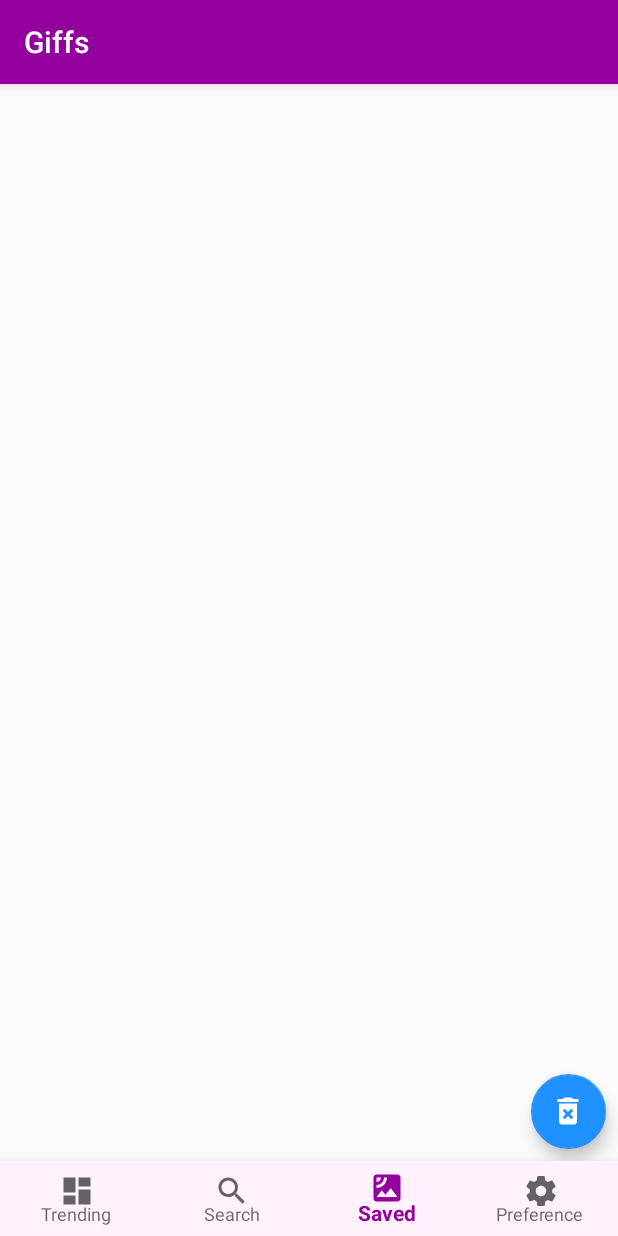
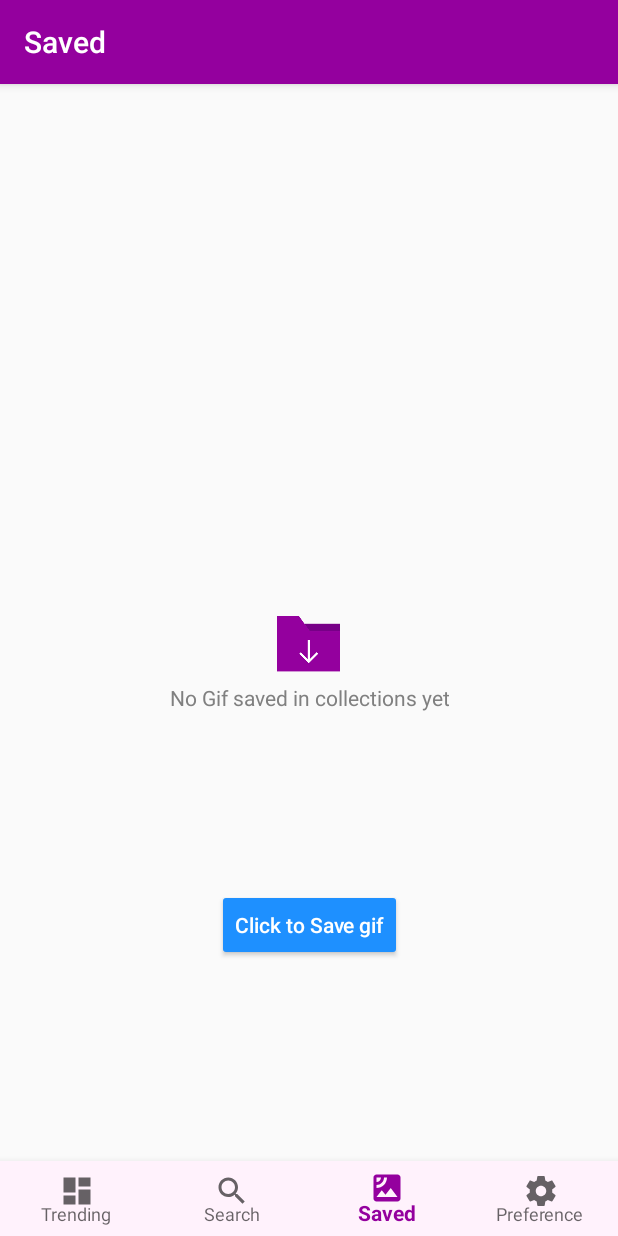
Before and after one commit to themavencoder/Giffs, an Android app: the SavedActivity screen opened directly, with no data from a screen before it, on a phone screen of 412 x 824 dp. Run offline under Robolectric (Android 15) with nearby library versions, the phone set to English and light mode, and no system bars; our stand-ins replace Dagger/Hilt's generated code, Room's generated code, data binding; pictures from the network do not load.

Commit message:
Fix: show empty folder in saved when viewmodel is empty

```diff
--- a/app/src/main/java/com/example/breezil/giffs/ui/saved/SavedActivity.kt
+++ b/app/src/main/java/com/example/breezil/giffs/ui/saved/SavedActivity.kt
@@ -1,8 +1,12 @@
 package com.example.breezil.giffs.ui.saved
 
+import android.annotation.SuppressLint
+import android.app.AlertDialog
 import android.content.Intent
 import androidx.appcompat.app.AppCompatActivity
 import android.os.Bundle
+import android.view.View
+import android.widget.Toast
 import androidx.databinding.DataBindingUtil
 import androidx.lifecycle.Observer
 import androidx.lifecycle.ViewModelProvider
@@ -18,6 +22,8 @@ import com.example.breezil.giffs.ui.adapter.SavedGifRecyclerAdapter
 import com.example.breezil.giffs.ui.trending.MainActivity
 import com.example.breezil.giffs.utils.BottomNavigationHelper
 import dagger.android.AndroidInjection
+import kotlinx.android.synthetic.main.activity_saved.*
+import java.security.AccessController.getContext
 import javax.inject.Inject
 
 class SavedActivity : AppCompatActivity() {
@@ -41,10 +47,12 @@ class SavedActivity : AppCompatActivity() {
         AndroidInjection.inject(this)
 
         binding.savedList.hasFixedSize()
+        binding.deleteAll.setOnClickListener { v -> showDeleteAllDialog()  }
 
         setUpAdapter()
         setUpViewModel()
         setUpBottomNavigation()
+        supportActionBar!!.title = getString(R.string.saved)
     }
 
     fun setUpAdapter(){
@@ -58,19 +66,30 @@ class SavedActivity : AppCompatActivity() {
     }
 
 
+    @SuppressLint("RestrictedApi")
     private fun setUpViewModel(){
         savedViewModel = ViewModelProviders.of(this).get(SavedViewModel::class.java)
         savedViewModel.savedList.observe(this, Observer { savedGif ->
-            gifAdapter?.submitList(savedGif)
+
+            if(!savedGif.isEmpty()){
+                gifAdapter?.submitList(savedGif)
+                binding.deleteAll.visibility = View.VISIBLE
+            }else{
+                binding.savedEmpty.visibility = View.VISIBLE
+                binding.clickToSaveBtn.visibility = View.VISIBLE
+
+                binding.clickToSaveBtn.setOnClickListener {
+                    val mainIntent = Intent(this, MainActivity::class.java)
+                    startActivity(mainIntent)
+                    finish()
+                }
+            }
+
+
         })
     }
 
 
-    fun restartActivity() {
-        val intent = Intent(this, SavedActivity::class.java)
-        startActivity(intent)
-        finish()
-    }
     private fun setUpBottomNavigation(){
         BottomNavigationHelper.disableShiftMode(binding.bottomNavViewBar)
 
@@ -103,4 +122,35 @@ class SavedActivity : AppCompatActivity() {
             false
         }
     }
+
+    private fun showDeleteAllDialog() {
+
+        val builder = AlertDialog.Builder(this, R.style.MyDialogTheme)
+        builder.setCancelable(false)
+        builder.setMessage(R.string.are_you_sure_you_want_to_delete_all_saved)
+            .setPositiveButton(R.string.yes) { dialog, _ ->
+                deleteAll()
+                dialog.dismiss()
+
+                Toast.makeText(this, R.string.saved_list_emptied, Toast.LENGTH_SHORT).show()
+            }
+            .setNegativeButton(R.string.no) { dialog, _ -> dialog.dismiss() }
+        val alertDialog = builder.create()
+        alertDialog.setTitle(getString(R.string.delete_all))
+        alertDialog.show()
+
+    }
+
+    private fun deleteAll() {
+        savedViewModel.deleteAll()
+        restartActivity()
+
+    }
+
+
+    fun restartActivity() {
+        val intent = Intent(this, SavedActivity::class.java)
+        startActivity(intent)
+        finish()
+    }
 }
--- a/app/src/main/java/com/example/breezil/giffs/ui/trending/MainActivity.kt
+++ b/app/src/main/java/com/example/breezil/giffs/ui/trending/MainActivity.kt
@@ -54,7 +54,7 @@ class MainActivity : AppCompatActivity() {
         logging.redactHeader(getString(R.string.authorization))
         logging.redactHeader(getString(R.string.cookie))
 
-
+        supportActionBar!!.title = getString(R.string.trending)
     }
     private fun setUpAdapter(){
 
--- a/app/src/main/res/layout-land/activity_saved.xml
+++ b/app/src/main/res/layout-land/activity_saved.xml
@@ -8,6 +8,44 @@
             android:layout_width="match_parent"
             android:layout_height="match_parent"
     >
+
+
+        <TextView
+                android:id="@+id/savedEmpty"
+                android:layout_width="wrap_content"
+                android:layout_height="wrap_content"
+                android:layout_marginStart="@dimen/eightDP"
+                android:layout_marginTop="@dimen/eightDP"
+                android:layout_marginEnd="@dimen/eightDP"
+                android:layout_marginBottom="@dimen/eightDP"
+                android:text="@string/no_gif_saved_in_collections_yet"
+                android:layout_gravity="center"
+                android:drawableTop="@mipmap/ic_saved"
+                android:drawablePadding="@dimen/twoDP"
+                android:textAlignment="center"
+                android:textColor="?attr/textcolor"
+                android:visibility="gone"
+                app:layout_constraintBottom_toBottomOf="parent"
+                app:layout_constraintEnd_toEndOf="@+id/savedList"
+                app:layout_constraintStart_toStartOf="parent"
+                app:layout_constraintTop_toTopOf="@+id/savedList" />
+        <Button
+                android:id="@+id/clickToSaveBtn"
+                android:layout_width="wrap_content"
+                android:layout_height="wrap_content"
+                android:layout_marginStart="@dimen/eightDP"
+                android:layout_marginEnd="@dimen/eightDP"
+                android:layout_marginBottom="@dimen/eightDP"
+                android:backgroundTint="@color/colorAccent"
+                android:text="@string/click_to_save_gif"
+                android:textColor="@color/white"
+                android:textAllCaps="false"
+                app:layout_constraintBottom_toBottomOf="@+id/savedList"
+                app:layout_constraintEnd_toEndOf="parent"
+                app:layout_constraintStart_toStartOf="@+id/savedList"
+                app:layout_constraintTop_toBottomOf="@+id/savedEmpty"
+                android:visibility="gone"
+        />
 
         <androidx.recyclerview.widget.RecyclerView
                 android:id="@+id/savedList"
@@ -35,16 +73,18 @@
         />
 
         <com.google.android.material.floatingactionbutton.FloatingActionButton
+                android:id="@+id/deleteAll"
                 android:layout_width="50dp"
                 android:layout_height="50dp"
                 app:layout_constraintEnd_toEndOf="parent"
                 android:src="@drawable/ic_delete_forever_black_24dp"
                 android:layout_marginEnd="8dp"
                 app:fabCustomSize="50dp"
-                app:backgroundTint="@color/colorAccent"
+                app:backgroundTint="@color/darkRed"
                 android:layout_marginBottom="8dp"
                 android:foregroundGravity="center_vertical"
-                app:layout_constraintBottom_toTopOf="@+id/bottomNavViewBar"/>
+                app:layout_constraintBottom_toTopOf="@+id/bottomNavViewBar"
+                android:visibility="gone"/>
 
     </androidx.constraintlayout.widget.ConstraintLayout>
 </layout>
--- a/app/src/main/res/layout-sw600dp/activity_saved.xml
+++ b/app/src/main/res/layout-sw600dp/activity_saved.xml
@@ -8,6 +8,42 @@
             android:layout_width="match_parent"
             android:layout_height="match_parent"
     >
+        <TextView
+                android:id="@+id/savedEmpty"
+                android:layout_width="wrap_content"
+                android:layout_height="wrap_content"
+                android:layout_marginStart="@dimen/eightDP"
+                android:layout_marginTop="@dimen/eightDP"
+                android:layout_marginEnd="@dimen/eightDP"
+                android:layout_marginBottom="@dimen/eightDP"
+                android:text="@string/no_gif_saved_in_collections_yet"
+                android:layout_gravity="center"
+                android:drawableTop="@mipmap/ic_saved"
+                android:drawablePadding="@dimen/twoDP"
+                android:textAlignment="center"
+                android:textColor="?attr/textcolor"
+                android:visibility="gone"
+                app:layout_constraintBottom_toBottomOf="parent"
+                app:layout_constraintEnd_toEndOf="@+id/savedList"
+                app:layout_constraintStart_toStartOf="parent"
+                app:layout_constraintTop_toTopOf="@+id/savedList" />
+        <Button
+                android:id="@+id/clickToSaveBtn"
+                android:layout_width="wrap_content"
+                android:layout_height="wrap_content"
+                android:layout_marginStart="@dimen/eightDP"
+                android:layout_marginEnd="@dimen/eightDP"
+                android:layout_marginBottom="@dimen/eightDP"
+                android:backgroundTint="@color/colorAccent"
+                android:text="@string/click_to_save_gif"
+                android:textColor="@color/white"
+                android:textAllCaps="false"
+                app:layout_constraintBottom_toBottomOf="@+id/savedList"
+                app:layout_constraintEnd_toEndOf="parent"
+                app:layout_constraintStart_toStartOf="@+id/savedList"
+                app:layout_constraintTop_toBottomOf="@+id/savedEmpty"
+                android:visibility="gone"
+        />
 
         <androidx.recyclerview.widget.RecyclerView
                 android:id="@+id/savedList"
@@ -35,16 +71,18 @@
         />
 
         <com.google.android.material.floatingactionbutton.FloatingActionButton
+                android:id="@+id/deleteAll"
                 android:layout_width="50dp"
                 android:layout_height="50dp"
                 app:layout_constraintEnd_toEndOf="parent"
                 android:src="@drawable/ic_delete_forever_black_24dp"
                 android:layout_marginEnd="8dp"
                 app:fabCustomSize="50dp"
-                app:backgroundTint="@color/colorAccent"
+                app:backgroundTint="@color/darkRed"
                 android:layout_marginBottom="8dp"
                 android:foregroundGravity="center_vertical"
-                app:layout_constraintBottom_toTopOf="@+id/bottomNavViewBar"/>
+                app:layout_constraintBottom_toTopOf="@+id/bottomNavViewBar"
+                android:visibility="gone"/>
 
     </androidx.constraintlayout.widget.ConstraintLayout>
 </layout>
--- a/app/src/main/res/layout/activity_saved.xml
+++ b/app/src/main/res/layout/activity_saved.xml
@@ -8,6 +8,43 @@
             android:layout_width="match_parent"
             android:layout_height="match_parent"
     >
+        <TextView
+                android:id="@+id/savedEmpty"
+                android:layout_width="wrap_content"
+                android:layout_height="wrap_content"
+                android:layout_marginStart="@dimen/eightDP"
+                android:layout_marginTop="@dimen/eightDP"
+                android:layout_marginEnd="@dimen/eightDP"
+                android:layout_marginBottom="@dimen/eightDP"
+                android:text="@string/no_gif_saved_in_collections_yet"
+                android:layout_gravity="center"
+                android:drawableTop="@mipmap/ic_saved"
+                android:drawablePadding="@dimen/twoDP"
+                android:textAlignment="center"
+                android:textColor="?attr/textcolor"
+                android:visibility="gone"
+                app:layout_constraintBottom_toBottomOf="parent"
+                app:layout_constraintEnd_toEndOf="@+id/savedList"
+                app:layout_constraintStart_toStartOf="parent"
+                app:layout_constraintTop_toTopOf="@+id/savedList" />
+        <Button
+                android:id="@+id/clickToSaveBtn"
+                android:layout_width="wrap_content"
+                android:layout_height="wrap_content"
+                android:layout_marginStart="@dimen/eightDP"
+                android:layout_marginEnd="@dimen/eightDP"
+                android:layout_marginBottom="@dimen/eightDP"
+                android:backgroundTint="@color/colorAccent"
+                android:text="@string/click_to_save_gif"
+                android:textColor="@color/white"
+                android:textAllCaps="false"
+                app:layout_constraintBottom_toBottomOf="@+id/savedList"
+                app:layout_constraintEnd_toEndOf="parent"
+                app:layout_constraintStart_toStartOf="@+id/savedList"
+                app:layout_constraintTop_toBottomOf="@+id/savedEmpty"
+                android:visibility="gone"
+        />
+
 
         <androidx.recyclerview.widget.RecyclerView
                 android:id="@+id/savedList"
@@ -17,10 +54,12 @@
                 app:layoutManager="androidx.recyclerview.widget.GridLayoutManager"
                 app:spanCount="2"
                 app:layout_constraintBottom_toTopOf="@+id/bottomNavViewBar"
+                app:layout_constraintBottom_toBottomOf="parent"
                 app:layout_constraintEnd_toEndOf="parent"
                 app:layout_constraintStart_toStartOf="parent"
+                app:layout_constraintTop_toTopOf="parent"
                 android:layout_marginTop="0dp"
-                app:layout_constraintTop_toTopOf="parent"/>
+                tools:listitem="@layout/gif_item"/>
 
         <com.google.android.material.bottomnavigation.BottomNavigationView
                 android:id="@+id/bottomNavViewBar"
@@ -35,16 +74,18 @@
         />
 
         <com.google.android.material.floatingactionbutton.FloatingActionButton
+                android:id="@+id/deleteAll"
                 android:layout_width="50dp"
                 android:layout_height="50dp"
                 app:layout_constraintEnd_toEndOf="parent"
                 android:src="@drawable/ic_delete_forever_black_24dp"
                 android:layout_marginEnd="8dp"
                 app:fabCustomSize="50dp"
-                app:backgroundTint="@color/colorAccent"
+                app:backgroundTint="@color/darkRed"
                 android:layout_marginBottom="8dp"
                 android:foregroundGravity="center_vertical"
-                app:layout_constraintBottom_toTopOf="@+id/bottomNavViewBar"/>
+                app:layout_constraintBottom_toTopOf="@+id/bottomNavViewBar"
+                android:visibility="gone"/>
 
     </androidx.constraintlayout.widget.ConstraintLayout>
 </layout>
--- a/app/src/main/res/values/strings.xml
+++ b/app/src/main/res/values/strings.xml
@@ -20,4 +20,11 @@
     <string name="downloaded">Downloaded</string>
     <string name="date_format">yyyyMMdd_HHmmss</string>
     <string name="_slash_giffs">/Giffs</string>
+    <string name="are_you_sure_you_want_to_delete_all_saved">Are you sure you want to delete all saved</string>
+    <string name="no_gif_saved_in_collections_yet">No Gif saved in collections yet</string>
+    <string name="click_to_save_gif">Click to Save gif</string>
+    <string name="saved_list_emptied">Saved list emptied</string>
+    <string name="delete_all">Delete All</string>
+    <string name="trending">Trending</string>
+    <string name="saved">Saved</string>
 </resources>
```
Also changed, not shown: app/src/main/java/com/example/breezil/giffs/api/GifApi.kt (+12 -0 lines), app/src/main/java/com/example/breezil/giffs/model/Saved.java (deleted, +0 -335 lines), app/src/main/java/com/example/breezil/giffs/ui/bottom_sheet/SavedActionBottomSheetFragment.kt (+11 -0 lines), app/src/main/res/layout-land/bottom_navigation.xml (deleted, +0 -11 lines), app/src/main/res/layout-land/gif_item.xml (+4 -6 lines), app/src/main/res/layout-sw600dp/bottom_navigation.xml (deleted, +0 -11 lines), app/src/main/res/layout-sw600dp/gif_item.xml (+4 -6 lines), app/src/main/res/layout/bottom_navigation.xml (deleted, +0 -11 lines), app/src/main/res/layout/gif_item.xml (+4 -6 lines), app/src/main/res/values/dimens.xml (added, +50 -0 lines).
